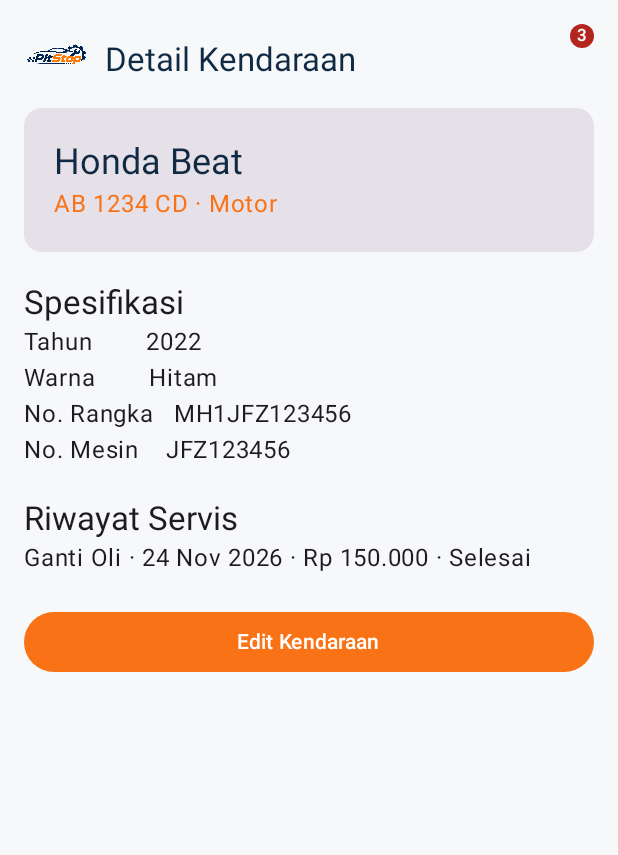
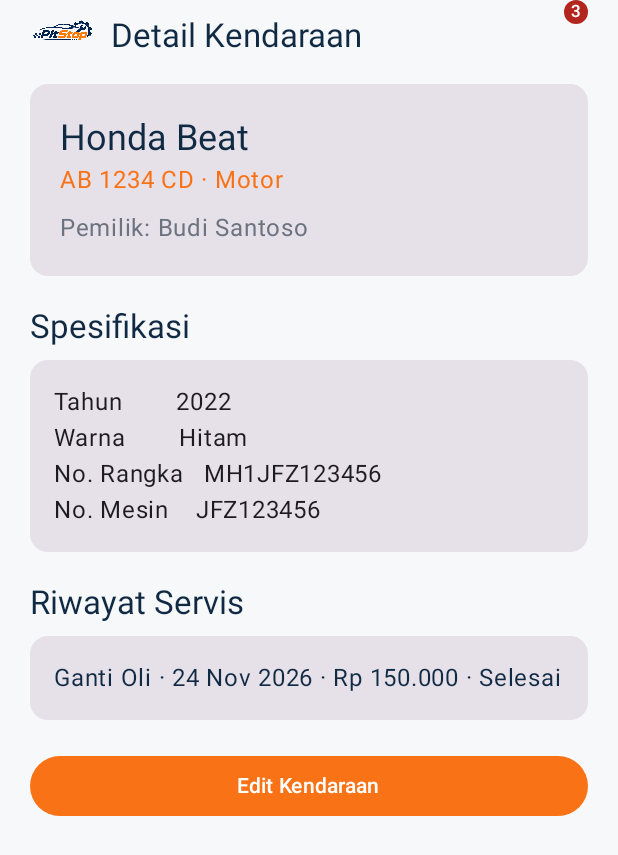
Before and after one commit to rizkizulfauzi/0039_PitStop, an Android app built with Jetpack Compose: the composable VehicleDetailScreen shown on its own in the app's theme, on a phone screen of 412 x 824 dp. Shown: the top 855 px of the screen. Run offline under Robolectric (Android 15) with nearby library versions, the phone set to English and light mode, and no system bars.

Commit message:
fix: align customer and vehicle detail screens to wireframe

```diff
--- a/app/src/main/java/com/example/pitstop/features/customer/CustomerScreen.kt
+++ b/app/src/main/java/com/example/pitstop/features/customer/CustomerScreen.kt
@@ -8,4 +8,4 @@ import androidx.compose.ui.unit.dp
 import androidx.compose.ui.unit.sp
 import com.example.pitstop.ui.components.*
 import com.example.pitstop.ui.theme.*
-@Composable fun CustomerScreen(){var q by remember{mutableStateOf("")};val data=listOf("Budi Santoso" to "0812-3456-7890","Ahmad Wijaya" to "0857-1111-2222","Siti Nurhaliza" to "0821-3333-4444","Andi Pratama" to "0813-5555-6666");Scaffold(bottomBar={PitStopBottomBar("Pelanggan"){}},floatingActionButton={FloatingActionButton({},containerColor=PitStopOrange){Text("+")}}){p->Column(Modifier.padding(p).padding(16.dp)){PitStopTopBar("Pelanggan");Text("Kelola data pelanggan dan kendaraan",color=PitStopMuted);OutlinedTextField(q,{q=it},Modifier.fillMaxWidth(),placeholder={Text("Cari pelanggan...")});LazyColumn{items(data.filter{it.first.contains(q,true)}){(name,phone)->Card(Modifier.fillMaxWidth().padding(vertical=5.dp)){Column(Modifier.padding(16.dp)){Text(name,color=PitStopNavy);Text(phone,color=PitStopMuted);Text("2 kendaraan",color=PitStopOrange,fontSize=12.sp)}}}}}}}
+@Composable fun CustomerScreen(){var q by remember{mutableStateOf("")};val data=listOf("Budi Santoso" to "0812-3456-7890","Ahmad Wijaya" to "0857-1111-2222","Siti Nurhaliza" to "0821-3333-4444","Andi Pratama" to "0813-5555-6666");Scaffold(bottomBar={PitStopBottomBar("Pelanggan"){}},floatingActionButton={FloatingActionButton({},containerColor=PitStopOrange){Text("+")}}){p->Column(Modifier.padding(p).padding(horizontal=20.dp)){PitStopTopBar("Pelanggan");Text("Kelola data pelanggan dan kendaraan",color=PitStopMuted);Spacer(Modifier.height(10.dp));OutlinedTextField(q,{q=it},Modifier.fillMaxWidth().height(52.dp),placeholder={Text("Cari pelanggan...")},singleLine=true,shape=androidx.compose.foundation.shape.RoundedCornerShape(12.dp));LazyColumn{items(data.filter{it.first.contains(q,true)}){(name,phone)->Card(Modifier.fillMaxWidth().padding(vertical=5.dp)){Column(Modifier.padding(16.dp)){Text(name,color=PitStopNavy);Text(phone,color=PitStopMuted);Text("2 kendaraan",color=PitStopOrange,fontSize=12.sp)}}}}}}}
--- a/app/src/main/java/com/example/pitstop/features/vehicle/VehicleDetailScreen.kt
+++ b/app/src/main/java/com/example/pitstop/features/vehicle/VehicleDetailScreen.kt
@@ -6,4 +6,4 @@ import androidx.compose.ui.Modifier
 import androidx.compose.ui.unit.dp
 import com.example.pitstop.ui.components.PitStopTopBar
 import com.example.pitstop.ui.theme.*
-@Composable fun VehicleDetailScreen(){Column(Modifier.fillMaxSize().padding(16.dp)){PitStopTopBar("Detail Kendaraan");Card(Modifier.fillMaxWidth()){Column(Modifier.padding(20.dp)){Text("Honda Beat",style=MaterialTheme.typography.headlineSmall,color=PitStopNavy);Text("AB 1234 CD · Motor",color=PitStopOrange)}};Text("Spesifikasi",style=MaterialTheme.typography.titleLarge,modifier=Modifier.padding(top=20.dp));Text("Tahun        2022");Text("Warna        Hitam");Text("No. Rangka   MH1JFZ123456");Text("No. Mesin    JFZ123456");Text("Riwayat Servis",style=MaterialTheme.typography.titleLarge,modifier=Modifier.padding(top=20.dp));Text("Ganti Oli · 24 Nov 2026 · Rp 150.000 · Selesai");Button({},Modifier.fillMaxWidth().padding(top=20.dp)){Text("Edit Kendaraan")}}}
+@Composable fun VehicleDetailScreen(){Column(Modifier.fillMaxSize().padding(horizontal=20.dp)){PitStopTopBar("Detail Kendaraan");Card(Modifier.fillMaxWidth()){Column(Modifier.padding(20.dp)){Text("Honda Beat",style=MaterialTheme.typography.headlineSmall,color=PitStopNavy);Text("AB 1234 CD · Motor",color=PitStopOrange);Text("Pemilik: Budi Santoso",color=PitStopMuted,modifier=Modifier.padding(top=8.dp))}};Text("Spesifikasi",style=MaterialTheme.typography.titleLarge,color=PitStopNavy,modifier=Modifier.padding(top=20.dp,bottom=8.dp));Card(Modifier.fillMaxWidth()){Column(Modifier.padding(16.dp)){Text("Tahun        2022");Text("Warna        Hitam");Text("No. Rangka   MH1JFZ123456");Text("No. Mesin    JFZ123456")}};Text("Riwayat Servis",style=MaterialTheme.typography.titleLarge,color=PitStopNavy,modifier=Modifier.padding(top=20.dp,bottom=8.dp));Card(Modifier.fillMaxWidth()){Text("Ganti Oli · 24 Nov 2026 · Rp 150.000 · Selesai",modifier=Modifier.padding(16.dp),color=PitStopNavy)};Button({},Modifier.fillMaxWidth().padding(top=20.dp)){Text("Edit Kendaraan")}}}
```
